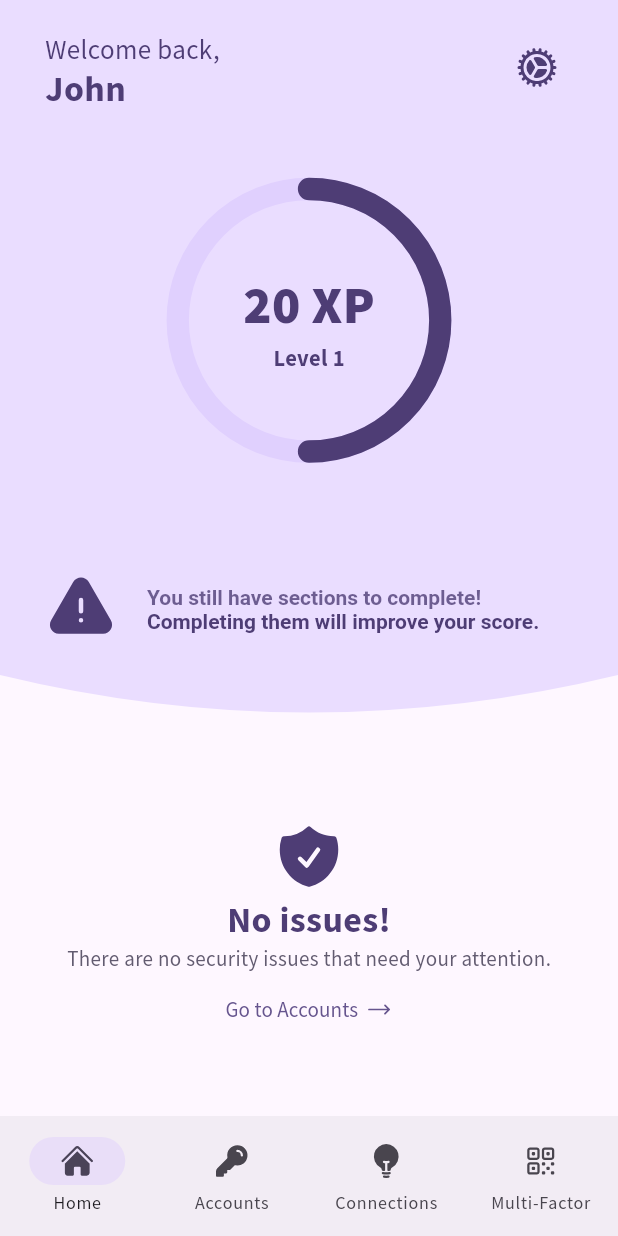
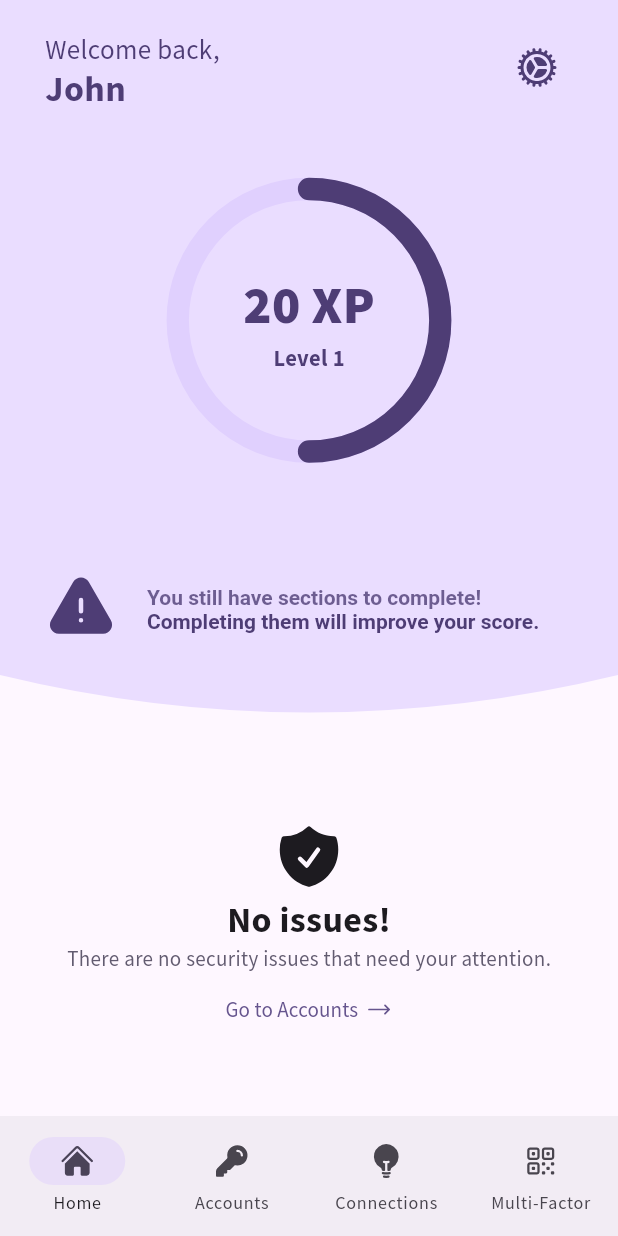
Before and after one commit to SamJakob/CyberGuard, a Flutter app: the screen it shows after launch, on a phone screen of 412 x 824 dp. Run offline on Flutter 3.47's test engine with Material 2 defaults, Android fonts, the phone set to English and light mode, and no system bars; drawn by our look-alikes of auto_size_text; our stand-ins replace get_it, go_router, heroicons, hooks_riverpod.

Commit message:
Check in 3/24

```diff
--- a/lib/interface/screens/root/home.dart
+++ b/lib/interface/screens/root/home.dart
@@ -86,11 +86,14 @@
                 mainAxisAlignment: MainAxisAlignment.center,
                 crossAxisAlignment: CrossAxisAlignment.center,
                 children: [
-                  HeroIcon(HeroIcons.shieldCheck, size: 48, color: context.colorScheme.onPrimaryContainer),
+                  HeroIcon(HeroIcons.shieldCheck, size: 48, color: context.colorScheme.onBackground),
                   Text(
                     "No issues!",
                     style: TextStyle(
-                        color: context.colorScheme.onPrimaryContainer, fontWeight: FontWeight.bold, fontSize: 24),
+                      color: context.colorScheme.onBackground,
+                      fontWeight: FontWeight.bold,
+                      fontSize: 24,
+                    ),
                   ),
                   Text(
                     "There are no security issues that need your attention.",
```
Also changed, not shown: lib/interface/screens/root/accounts.dart (+14 -1 lines).
